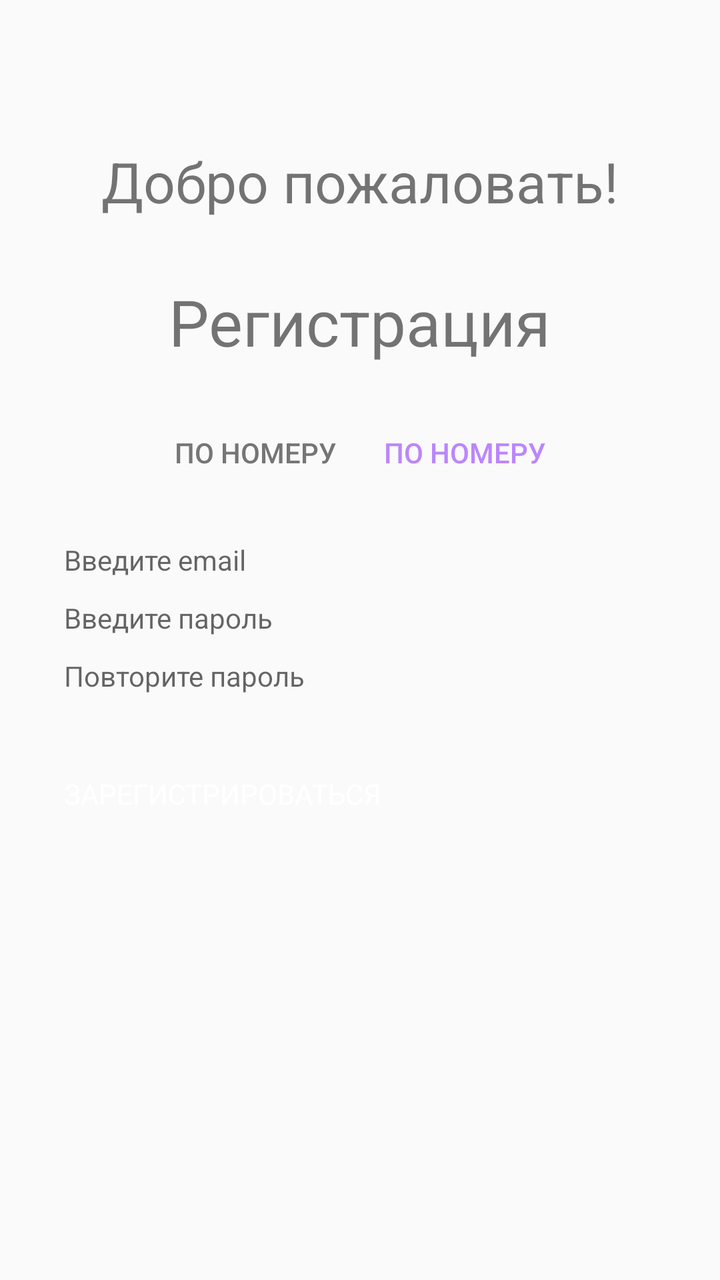
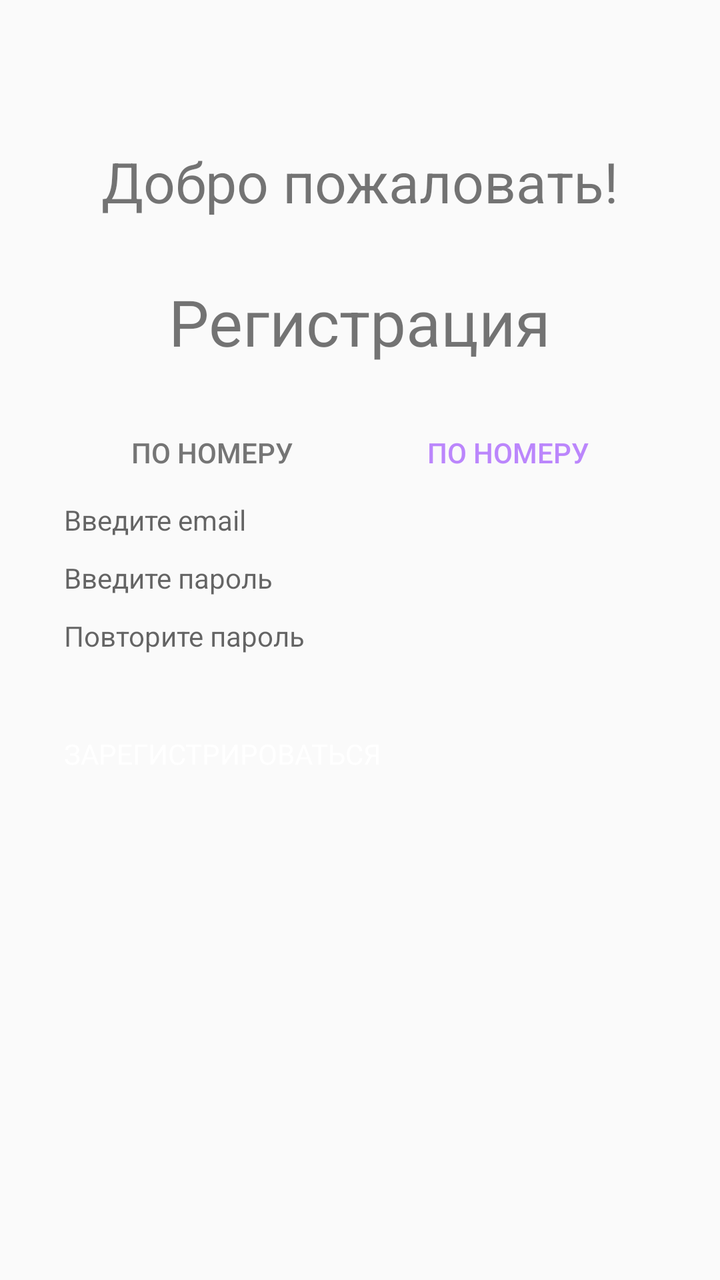

Compare the two renders of this Android layout. The source of the first and the diff that turns it into the second are given below.
<!-- AndroidManifest.xml: application theme Theme.Phones -->
<!-- res/layout/activity_registration.xml -->
<?xml version="1.0" encoding="utf-8"?>
<LinearLayout xmlns:android="http://schemas.android.com/apk/res/android"
    android:layout_width="match_parent"
    android:layout_height="match_parent"
    android:orientation="vertical"
    android:gravity="center_horizontal"
    android:padding="32dp">

    <TextView
        android:id="@+id/textView4"
        android:layout_width="wrap_content"
        android:layout_height="wrap_content"
        android:text="@string/welcome"
        android:textSize="28sp"
        android:layout_marginTop="40dp" />

    <TextView
        android:id="@+id/textView5"
        android:layout_width="wrap_content"
        android:layout_height="wrap_content"
        android:text="@string/registr"
        android:textSize="32sp"
        android:layout_marginTop="30dp"
        android:layout_marginBottom="20dp" />

    <LinearLayout
        android:layout_width="wrap_content"
        android:layout_height="wrap_content"
        android:orientation="horizontal"
        android:layout_marginBottom="20dp">

        <Button
            android:id="@+id/button"
            style="?android:attr/borderlessButtonStyle"
            android:layout_width="wrap_content"
            android:layout_height="wrap_content"
            android:text="@string/by_number"
            android:textColor="#757575" />

        <Button
            android:id="@+id/button2"
            style="?android:attr/borderlessButtonStyle"
            android:layout_width="wrap_content"
            android:layout_height="wrap_content"
            android:text="@string/by_number"
            android:textColor="@color/purple_200" />
    </LinearLayout>

    <EditText
        android:id="@+id/editTextTextEmailAddress"
        android:layout_width="match_parent"
        android:layout_height="wrap_content"
        android:hint="@string/enter_email"
        android:inputType="textEmailAddress"
        android:backgroundTint="@color/purple_200"
        android:layout_marginBottom="10dp" />

    <EditText
        android:id="@+id/editTextTextPassword"
        android:layout_width="match_parent"
        android:layout_height="wrap_content"
        android:hint="@string/enter_password"
        android:inputType="textPassword"
        android:backgroundTint="@color/purple_200"
        android:layout_marginBottom="10dp" />

    <EditText
        android:id="@+id/editTextTextPassword2"
        android:layout_width="match_parent"
        android:layout_height="wrap_content"
        android:hint="@string/repeat_password"
        android:inputType="textPassword"
        android:backgroundTint="@color/purple_200"
        android:layout_marginBottom="20dp" />

    <Button
        android:id="@+id/button3"
        android:layout_width="match_parent"
        android:layout_height="50dp"
        android:text="@string/to_registr"
        android:backgroundTint="@color/purple_200"
        android:textColor="@color/white"
        android:layout_marginTop="20dp" />
</LinearLayout>
<!-- resources referenced by this layout -->
<resources>
  <color name="purple_200">#FFBB86FC</color>
  <color name="white">#FFFFFFFF</color>
  <string name="by_number">По номеру</string>
  <string name="enter_email">Введите email</string>
  <string name="enter_password">Введите пароль</string>
  <string name="registr">Регистрация</string>
  <string name="repeat_password">Повторите пароль</string>
  <string name="to_registr">ЗАРЕГИСТРИРОВАТЬСЯ</string>
  <string name="welcome">Добро пожаловать!</string>
  <style name="Theme.Phones" parent="android:Theme.Material.Light.NoActionBar" />
</resources>

<!-- the commit's change to res/layout/activity_registration.xml (unified diff, before → after) -->
@@ -1,9 +1,9 @@
 <?xml version="1.0" encoding="utf-8"?>
-<LinearLayout xmlns:android="http://schemas.android.com/apk/res/android"
+<androidx.constraintlayout.widget.ConstraintLayout xmlns:android="http://schemas.android.com/apk/res/android"
+    xmlns:tools="http://schemas.android.com/tools"
     android:layout_width="match_parent"
     android:layout_height="match_parent"
-    android:orientation="vertical"
-    android:gravity="center_horizontal"
+    xmlns:app="http://schemas.android.com/apk/res-auto"
     android:padding="32dp">
 
     <TextView
@@ -12,6 +12,9 @@
         android:layout_height="wrap_content"
         android:text="@string/welcome"
         android:textSize="28sp"
+        app:layout_constraintStart_toStartOf="parent"
+        app:layout_constraintEnd_toEndOf="parent"
+        app:layout_constraintTop_toTopOf="parent"
         android:layout_marginTop="40dp" />
 
     <TextView
@@ -21,58 +24,76 @@
         android:text="@string/registr"
         android:textSize="32sp"
         android:layout_marginTop="30dp"
-        android:layout_marginBottom="20dp" />
+        android:layout_marginBottom="20dp"
+        app:layout_constraintStart_toStartOf="parent"
+        app:layout_constraintEnd_toEndOf="parent"
+        app:layout_constraintTop_toBottomOf="@+id/textView4"
+        />
 
     <LinearLayout
-        android:layout_width="wrap_content"
-        android:layout_height="wrap_content"
-        android:orientation="horizontal"
-        android:layout_marginBottom="20dp">
-
-        <Button
-            android:id="@+id/button"
-            style="?android:attr/borderlessButtonStyle"
-            android:layout_width="wrap_content"
-            android:layout_height="wrap_content"
-            android:text="@string/by_number"
-            android:textColor="#757575" />
-
-        <Button
-            android:id="@+id/button2"
-            style="?android:attr/borderlessButtonStyle"
-            android:layout_width="wrap_content"
-            android:layout_height="wrap_content"
-            android:text="@string/by_number"
-            android:textColor="@color/purple_200" />
-    </LinearLayout>
-
-    <EditText
-        android:id="@+id/editTextTextEmailAddress"
+        android:id="@+id/linear2"
         android:layout_width="match_parent"
         android:layout_height="wrap_content"
-        android:hint="@string/enter_email"
-        android:inputType="textEmailAddress"
-        android:backgroundTint="@color/purple_200"
-        android:layout_marginBottom="10dp" />
+        android:orientation="vertical"
+        app:layout_constraintStart_toStartOf="parent"
+        app:layout_constraintEnd_toEndOf="parent"
+        app:layout_constraintTop_toBottomOf="@+id/textView5"
+        android:layout_marginTop="20dp">
 
-    <EditText
-        android:id="@+id/editTextTextPassword"
-        android:layout_width="match_parent"
-        android:layout_height="wrap_content"
-        android:hint="@string/enter_password"
-        android:inputType="textPassword"
-        android:backgroundTint="@color/purple_200"
-        android:layout_marginBottom="10dp" />
+        <LinearLayout
+            android:id="@+id/linear1"
+            android:layout_width="match_parent"
+            android:layout_height="match_parent"
+            android:orientation="horizontal"
+            app:layout_constraintStart_toStartOf="parent"
+            app:layout_constraintEnd_toEndOf="parent"
+            app:layout_constraintTop_toBottomOf="@+id/textView5">
 
-    <EditText
-        android:id="@+id/editTextTextPassword2"
-        android:layout_width="match_parent"
-        android:layout_height="wrap_content"
-        android:hint="@string/repeat_password"
-        android:inputType="textPassword"
-        android:backgroundTint="@color/purple_200"
-        android:layout_marginBottom="20dp" />
+            <Button
+                android:id="@+id/button"
+                style="?android:attr/borderlessButtonStyle"
+                android:layout_width="match_parent"
+                android:layout_height="wrap_content"
+                android:text="@string/by_number"
+                android:textColor="#757575"
+                android:layout_weight="1"/>
 
+            <Button
+                android:id="@+id/button2"
+                style="?android:attr/borderlessButtonStyle"
+                android:layout_width="match_parent"
+                android:layout_height="wrap_content"
+                android:text="@string/by_number"
+                android:textColor="@color/purple_200"
+                android:layout_weight="1" />
+        </LinearLayout>
+        <EditText
+            android:id="@+id/editTextTextEmailAddress"
+            android:layout_width="match_parent"
+            android:layout_height="wrap_content"
+            android:hint="@string/enter_email"
+            android:inputType="textEmailAddress"
+            android:backgroundTint="@color/purple_200"
+            android:layout_marginBottom="10dp" />
+
+        <EditText
+            android:id="@+id/editTextTextPassword"
+            android:layout_width="match_parent"
+            android:layout_height="wrap_content"
+            android:hint="@string/enter_password"
+            android:inputType="textPassword"
+            android:backgroundTint="@color/purple_200"
+            android:layout_marginBottom="10dp" />
+
+        <EditText
+            android:id="@+id/editTextTextPassword2"
+            android:layout_width="match_parent"
+            android:layout_height="wrap_content"
+            android:hint="@string/repeat_password"
+            android:inputType="textPassword"
+            android:backgroundTint="@color/purple_200"
+            android:layout_marginBottom="20dp" />
+    </LinearLayout>
     <Button
         android:id="@+id/button3"
         android:layout_width="match_parent"
@@ -80,5 +101,8 @@
         android:text="@string/to_registr"
         android:backgroundTint="@color/purple_200"
         android:textColor="@color/white"
-        android:layout_marginTop="20dp" />
-</LinearLayout>
+        android:layout_marginTop="20dp"
+        app:layout_constraintStart_toStartOf="parent"
+        app:layout_constraintEnd_toEndOf="parent"
+        app:layout_constraintTop_toBottomOf="@+id/linear2"/>
+</androidx.constraintlayout.widget.ConstraintLayout>
